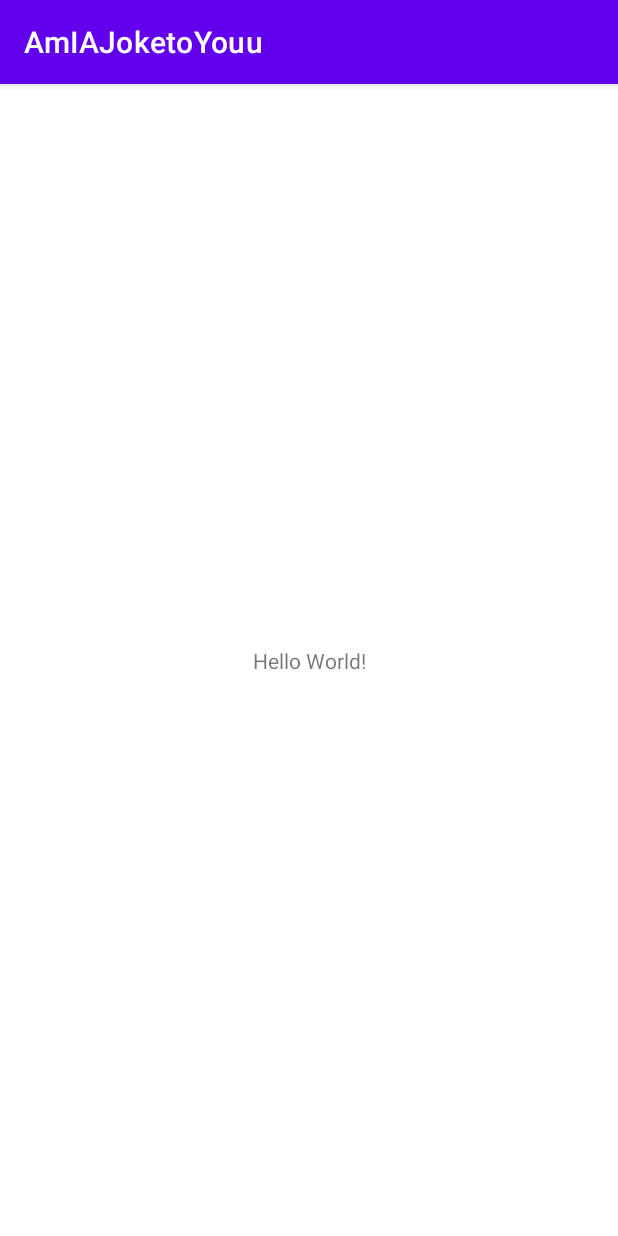
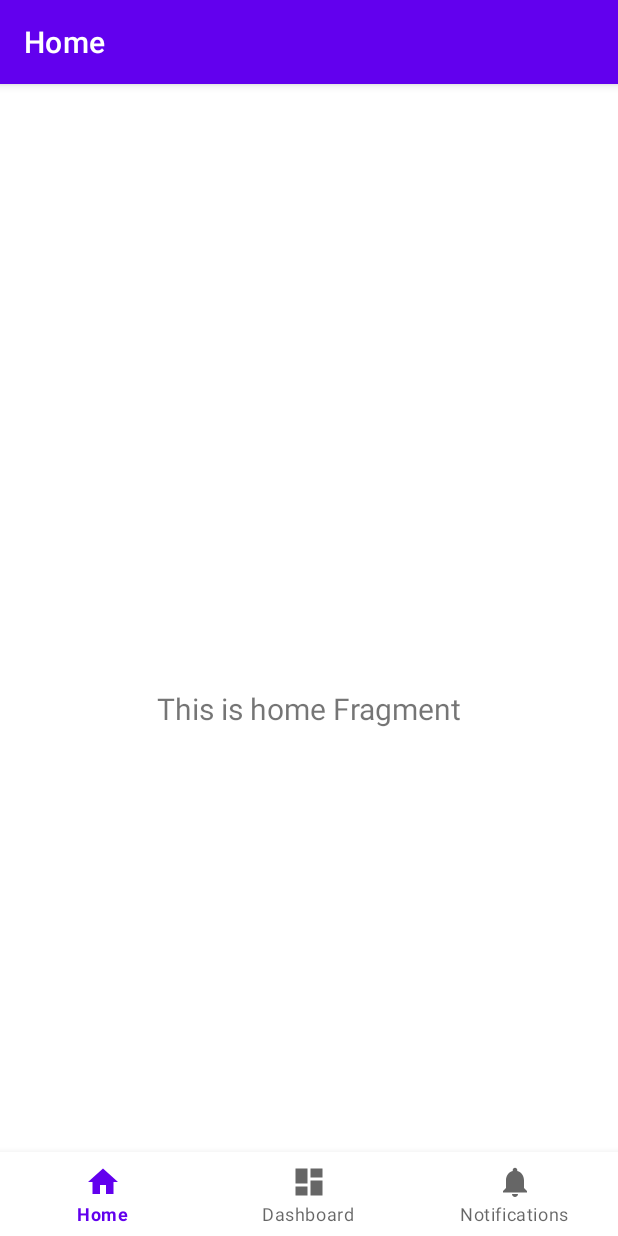
Before and after one commit to TorgeirEIkeland/Am-i-a-joke-to-you, an Android app: the screen it shows after launch (MainActivity), on a phone screen of 412 x 824 dp. Run offline under Robolectric (Android 15) with nearby library versions, the phone set to English and light mode, and no system bars; our stand-ins replace navigation-ui.

Commit message:
Added bottom nav

```diff
--- a/AmIAJoketoYouu/app/src/main/java/com/example/amiajoketoyouu/MainActivity.kt
+++ b/AmIAJoketoYouu/app/src/main/java/com/example/amiajoketoyouu/MainActivity.kt
@@ -1,11 +1,29 @@
 package com.example.amiajoketoyouu
 
+import android.os.Bundle
+import com.google.android.material.bottomnavigation.BottomNavigationView
 import androidx.appcompat.app.AppCompatActivity
-import android.os.Bundle
+import androidx.navigation.findNavController
+import androidx.navigation.ui.AppBarConfiguration
+import androidx.navigation.ui.setupActionBarWithNavController
+import androidx.navigation.ui.setupWithNavController
 
 class MainActivity : AppCompatActivity() {
+
     override fun onCreate(savedInstanceState: Bundle?) {
         super.onCreate(savedInstanceState)
-        setContentView(R.layout.activity_main)
+        setContentView(R.layout.activity_main3)
+        val navView: BottomNavigationView = findViewById(R.id.nav_view)
+
+        val navController = findNavController(R.id.nav_host_fragment)
+        // Passing each menu ID as a set of Ids because each
+        // menu should be considered as top level destinations.
+        val appBarConfiguration = AppBarConfiguration(
+            setOf(
+                R.id.navigation_home, R.id.navigation_dashboard, R.id.navigation_notifications
+            )
+        )
+        setupActionBarWithNavController(navController, appBarConfiguration)
+        navView.setupWithNavController(navController)
     }
 }
--- /dev/null
+++ b/AmIAJoketoYouu/app/src/main/java/com/example/amiajoketoyouu/ui/home/HomeFragment.kt
@@ -0,0 +1,31 @@
+package com.example.amiajoketoyouu.ui.home
+
+import android.os.Bundle
+import android.view.LayoutInflater
+import android.view.View
+import android.view.ViewGroup
+import android.widget.TextView
+import androidx.fragment.app.Fragment
+import androidx.lifecycle.Observer
+import androidx.lifecycle.ViewModelProvider
+import com.example.amiajoketoyouu.R
+
+class HomeFragment : Fragment() {
+
+    private lateinit var homeViewModel: HomeViewModel
+
+    override fun onCreateView(
+        inflater: LayoutInflater,
+        container: ViewGroup?,
+        savedInstanceState: Bundle?
+    ): View? {
+        homeViewModel =
+            ViewModelProvider(this).get(HomeViewModel::class.java)
+        val root = inflater.inflate(R.layout.fragment_home, container, false)
+        val textView: TextView = root.findViewById(R.id.text_home)
+        homeViewModel.text.observe(viewLifecycleOwner, Observer {
+            textView.text = it
+        })
+        return root
+    }
+}
--- /dev/null
+++ b/AmIAJoketoYouu/app/src/main/java/com/example/amiajoketoyouu/ui/home/HomeViewModel.kt
@@ -0,0 +1,13 @@
+package com.example.amiajoketoyouu.ui.home
+
+import androidx.lifecycle.LiveData
+import androidx.lifecycle.MutableLiveData
+import androidx.lifecycle.ViewModel
+
+class HomeViewModel : ViewModel() {
+
+    private val _text = MutableLiveData<String>().apply {
+        value = "This is home Fragment"
+    }
+    val text: LiveData<String> = _text
+}
--- /dev/null
+++ b/AmIAJoketoYouu/app/src/main/res/drawable/ic_dashboard_black_24dp.xml
@@ -0,0 +1,9 @@
+<vector xmlns:android="http://schemas.android.com/apk/res/android"
+    android:width="24dp"
+    android:height="24dp"
+    android:viewportWidth="24.0"
+    android:viewportHeight="24.0">
+    <path
+        android:fillColor="#FF000000"
+        android:pathData="M3,13h8L11,3L3,3v10zM3,21h8v-6L3,15v6zM13,21h8L21,11h-8v10zM13,3v6h8L21,3h-8z" />
+</vector>
--- /dev/null
+++ b/AmIAJoketoYouu/app/src/main/res/drawable/ic_home_black_24dp.xml
@@ -0,0 +1,9 @@
+<vector xmlns:android="http://schemas.android.com/apk/res/android"
+    android:width="24dp"
+    android:height="24dp"
+    android:viewportWidth="24.0"
+    android:viewportHeight="24.0">
+    <path
+        android:fillColor="#FF000000"
+        android:pathData="M10,20v-6h4v6h5v-8h3L12,3 2,12h3v8z" />
+</vector>
--- /dev/null
+++ b/AmIAJoketoYouu/app/src/main/res/drawable/ic_notifications_black_24dp.xml
@@ -0,0 +1,9 @@
+<vector xmlns:android="http://schemas.android.com/apk/res/android"
+    android:width="24dp"
+    android:height="24dp"
+    android:viewportWidth="24.0"
+    android:viewportHeight="24.0">
+    <path
+        android:fillColor="#FF000000"
+        android:pathData="M12,22c1.1,0 2,-0.9 2,-2h-4c0,1.1 0.89,2 2,2zM18,16v-5c0,-3.07 -1.64,-5.64 -4.5,-6.32L13.5,4c0,-0.83 -0.67,-1.5 -1.5,-1.5s-1.5,0.67 -1.5,1.5v0.68C7.63,5.36 6,7.92 6,11v5l-2,2v1h16v-1l-2,-2z" />
+</vector>
--- /dev/null
+++ b/AmIAJoketoYouu/app/src/main/res/layout/activity_main3.xml
@@ -0,0 +1,33 @@
+<?xml version="1.0" encoding="utf-8"?>
+<androidx.constraintlayout.widget.ConstraintLayout xmlns:android="http://schemas.android.com/apk/res/android"
+    xmlns:app="http://schemas.android.com/apk/res-auto"
+    android:id="@+id/container"
+    android:layout_width="match_parent"
+    android:layout_height="match_parent"
+    android:paddingTop="?attr/actionBarSize">
+
+    <com.google.android.material.bottomnavigation.BottomNavigationView
+        android:id="@+id/nav_view"
+        android:layout_width="0dp"
+        android:layout_height="wrap_content"
+        android:layout_marginStart="0dp"
+        android:layout_marginEnd="0dp"
+        android:background="?android:attr/windowBackground"
+        app:layout_constraintBottom_toBottomOf="parent"
+        app:layout_constraintLeft_toLeftOf="parent"
+        app:layout_constraintRight_toRightOf="parent"
+        app:menu="@menu/bottom_nav_menu" />
+
+    <fragment
+        android:id="@+id/nav_host_fragment"
+        android:name="androidx.navigation.fragment.NavHostFragment"
+        android:layout_width="match_parent"
+        android:layout_height="match_parent"
+        app:defaultNavHost="true"
+        app:layout_constraintBottom_toTopOf="@id/nav_view"
+        app:layout_constraintLeft_toLeftOf="parent"
+        app:layout_constraintRight_toRightOf="parent"
+        app:layout_constraintTop_toTopOf="parent"
+        app:navGraph="@navigation/mobile_navigation" />
+
+</androidx.constraintlayout.widget.ConstraintLayout>
--- /dev/null
+++ b/AmIAJoketoYouu/app/src/main/res/layout/fragment_home.xml
@@ -0,0 +1,22 @@
+<?xml version="1.0" encoding="utf-8"?>
+<androidx.constraintlayout.widget.ConstraintLayout xmlns:android="http://schemas.android.com/apk/res/android"
+    xmlns:app="http://schemas.android.com/apk/res-auto"
+    xmlns:tools="http://schemas.android.com/tools"
+    android:layout_width="match_parent"
+    android:layout_height="match_parent"
+    tools:context=".ui.home.HomeFragment">
+
+    <TextView
+        android:id="@+id/text_home"
+        android:layout_width="match_parent"
+        android:layout_height="wrap_content"
+        android:layout_marginStart="8dp"
+        android:layout_marginTop="8dp"
+        android:layout_marginEnd="8dp"
+        android:textAlignment="center"
+        android:textSize="20sp"
+        app:layout_constraintBottom_toBottomOf="parent"
+        app:layout_constraintEnd_toEndOf="parent"
+        app:layout_constraintStart_toStartOf="parent"
+        app:layout_constraintTop_toTopOf="parent" />
+</androidx.constraintlayout.widget.ConstraintLayout>
--- /dev/null
+++ b/AmIAJoketoYouu/app/src/main/res/menu/bottom_nav_menu.xml
@@ -0,0 +1,19 @@
+<?xml version="1.0" encoding="utf-8"?>
+<menu xmlns:android="http://schemas.android.com/apk/res/android">
+
+    <item
+        android:id="@+id/navigation_home"
+        android:icon="@drawable/ic_home_black_24dp"
+        android:title="@string/title_home" />
+
+    <item
+        android:id="@+id/navigation_dashboard"
+        android:icon="@drawable/ic_dashboard_black_24dp"
+        android:title="@string/title_dashboard" />
+
+    <item
+        android:id="@+id/navigation_notifications"
+        android:icon="@drawable/ic_notifications_black_24dp"
+        android:title="@string/title_notifications" />
+
+</menu>
--- /dev/null
+++ b/AmIAJoketoYouu/app/src/main/res/navigation/mobile_navigation.xml
@@ -0,0 +1,25 @@
+<?xml version="1.0" encoding="utf-8"?>
+<navigation xmlns:android="http://schemas.android.com/apk/res/android"
+    xmlns:app="http://schemas.android.com/apk/res-auto"
+    xmlns:tools="http://schemas.android.com/tools"
+    android:id="@+id/mobile_navigation"
+    app:startDestination="@+id/navigation_home">
+
+    <fragment
+        android:id="@+id/navigation_home"
+        android:name="com.example.amiajoketoyouu.ui.home.HomeFragment"
+        android:label="@string/title_home"
+        tools:layout="@layout/fragment_home" />
+
+    <fragment
+        android:id="@+id/navigation_dashboard"
+        android:name="com.example.amiajoketoyouu.ui.dashboard.DashboardFragment"
+        android:label="@string/title_dashboard"
+        tools:layout="@layout/fragment_dashboard" />
+
+    <fragment
+        android:id="@+id/navigation_notifications"
+        android:name="com.example.amiajoketoyouu.ui.notifications.NotificationsFragment"
+        android:label="@string/title_notifications"
+        tools:layout="@layout/fragment_notifications" />
+</navigation>
--- /dev/null
+++ b/AmIAJoketoYouu/app/src/main/res/values/dimens.xml
@@ -0,0 +1,5 @@
+<resources>
+    <!-- Default screen margins, per the Android Design guidelines. -->
+    <dimen name="activity_horizontal_margin">16dp</dimen>
+    <dimen name="activity_vertical_margin">16dp</dimen>
+</resources>
--- a/AmIAJoketoYouu/app/src/main/res/values/strings.xml
+++ b/AmIAJoketoYouu/app/src/main/res/values/strings.xml
@@ -1,3 +1,7 @@
 <resources>
     <string name="app_name">AmIAJoketoYouu</string>
+    <string name="title_activity_main2">MainActivity</string>
+    <string name="title_home">Home</string>
+    <string name="title_dashboard">Dashboard</string>
+    <string name="title_notifications">Notifications</string>
 </resources>
```
Also changed, not shown: AmIAJoketoYouu/app/build.gradle (+7 -0 lines), AmIAJoketoYouu/app/src/main/java/com/example/amiajoketoyouu/ui/dashboard/DashboardFragment.kt (added, +31 -0 lines), AmIAJoketoYouu/app/src/main/java/com/example/amiajoketoyouu/ui/dashboard/DashboardViewModel.kt (added, +13 -0 lines), AmIAJoketoYouu/app/src/main/java/com/example/amiajoketoyouu/ui/notifications/NotificationsFragment.kt (added, +31 -0 lines), AmIAJoketoYouu/app/src/main/java/com/example/amiajoketoyouu/ui/notifications/NotificationsViewModel.kt (added, +13 -0 lines), AmIAJoketoYouu/app/src/main/res/layout/fragment_dashboard.xml (added, +22 -0 lines), AmIAJoketoYouu/app/src/main/res/layout/fragment_notifications.xml (added, +22 -0 lines).
